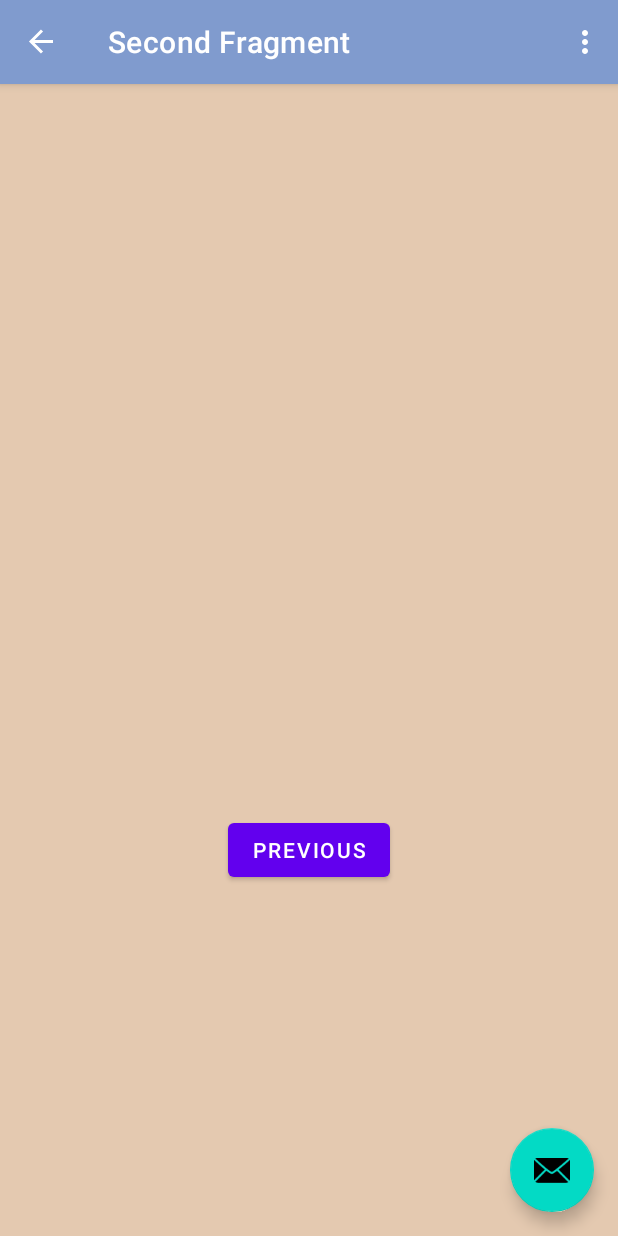
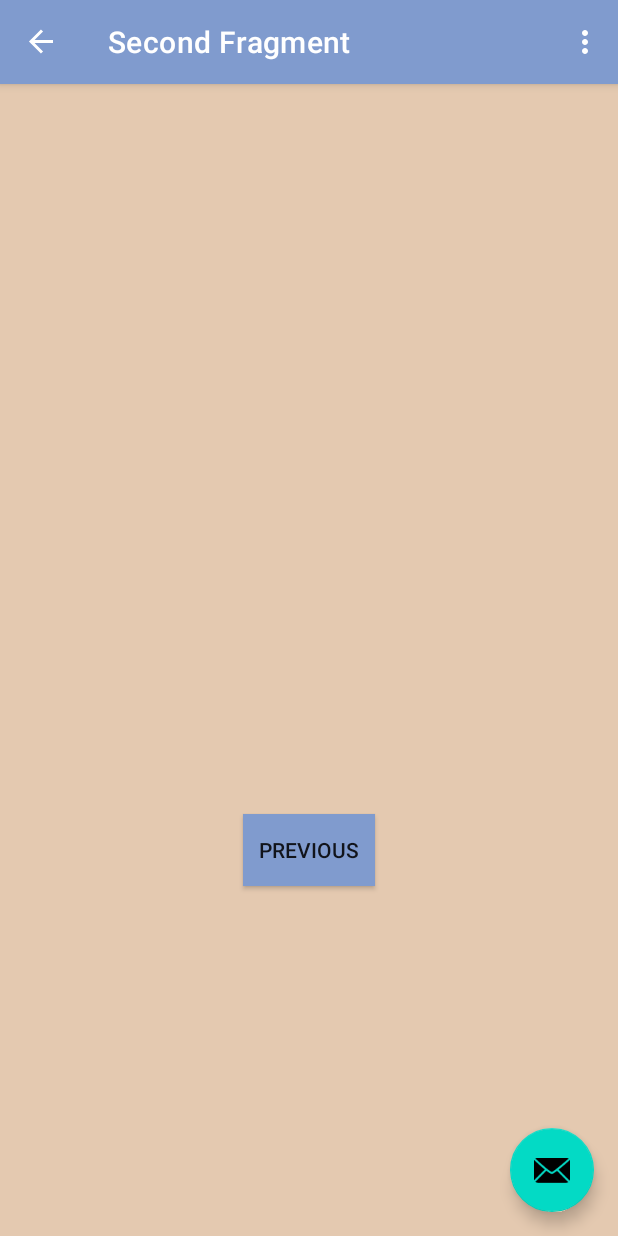
Before and after one commit to MuhannadJam/Group-Project-B07, an Android app: the SecondFragment screen opened through its navigation route, on a phone screen of 412 x 824 dp. Run offline under Robolectric (Android 15) with nearby library versions, the phone set to English and light mode, and no system bars; our stand-ins replace navigation-ui; Roboto replaces fonts that are not available here.

Commit message:
Changed fragement_second
Changed colors and made it look more appeasing

```diff
--- a/app/src/main/res/layout/fragment_second.xml
+++ b/app/src/main/res/layout/fragment_second.xml
@@ -4,6 +4,7 @@
     xmlns:tools="http://schemas.android.com/tools"
     android:layout_width="match_parent"
     android:layout_height="match_parent"
+    android:background="@color/Creme"
     tools:context=".SecondFragment">
 
     <TextView
@@ -15,11 +16,12 @@
         app:layout_constraintStart_toStartOf="parent"
         app:layout_constraintTop_toTopOf="parent" />
 
-    <Button
+    <androidx.appcompat.widget.AppCompatButton
         android:id="@+id/button_second"
         android:layout_width="wrap_content"
         android:layout_height="wrap_content"
         android:text="@string/previous"
+        android:background="@color/Lightblue"
         app:layout_constraintBottom_toBottomOf="parent"
         app:layout_constraintEnd_toEndOf="parent"
         app:layout_constraintStart_toStartOf="parent"
```
